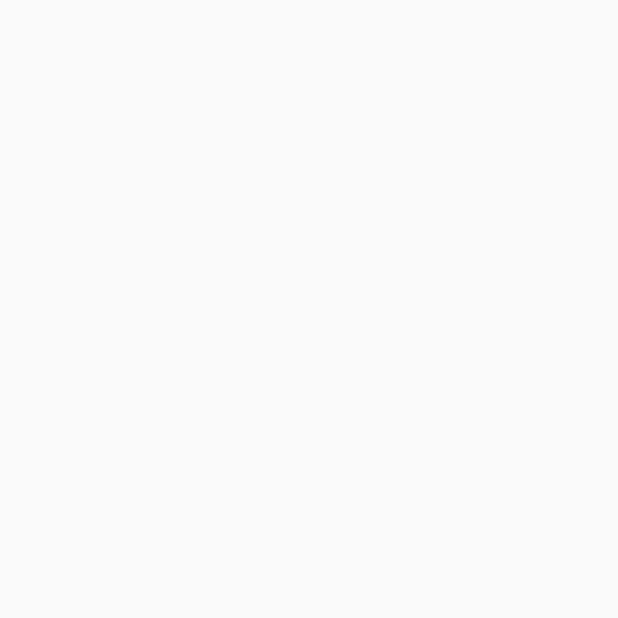
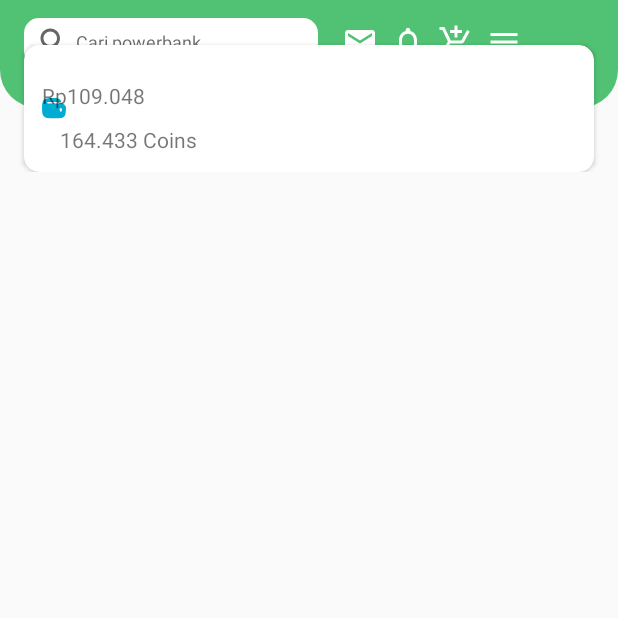
Before and after one commit to arifwidayana/Bootcamp-Binar-Academy, an Android app: the TokpedLayoutActivity screen opened directly, with no data from a screen before it, on a phone screen of 412 x 824 dp, the top half of it. Before the commit the part shown is empty. Run offline under Robolectric (Android 15) with nearby library versions, the phone set to English and light mode, and no system bars.

Commit message:
update layout tokped

```diff
--- /dev/null
+++ b/app/src/main/res/drawable/bg_green_oval_corner.xml
@@ -0,0 +1,5 @@
+<?xml version="1.0" encoding="utf-8"?>
+<shape xmlns:android="http://schemas.android.com/apk/res/android" android:shape="rectangle">
+    <solid android:color="@color/Green_40"/>
+    <corners android:bottomLeftRadius="25dp" android:bottomRightRadius="25dp"/>
+</shape>
--- /dev/null
+++ b/app/src/main/res/drawable/ic_arrow_down.xml
@@ -0,0 +1,10 @@
+<vector xmlns:android="http://schemas.android.com/apk/res/android"
+    android:width="16dp"
+    android:height="16dp"
+    android:viewportWidth="24"
+    android:viewportHeight="24"
+    android:tint="@color/white">
+  <path
+      android:fillColor="@android:color/white"
+      android:pathData="M7.41,8.59L12,13.17l4.59,-4.58L18,10l-6,6 -6,-6 1.41,-1.41z"/>
+</vector>
--- /dev/null
+++ b/app/src/main/res/drawable/ic_cart.xml
@@ -0,0 +1,10 @@
+<vector xmlns:android="http://schemas.android.com/apk/res/android"
+    android:width="24dp"
+    android:height="24dp"
+    android:viewportWidth="24"
+    android:viewportHeight="24"
+    android:tint="@color/white">
+  <path
+      android:fillColor="@android:color/white"
+      android:pathData="M11,9h2L13,6h3L16,4h-3L13,1h-2v3L8,4v2h3v3zM7,18c-1.1,0 -1.99,0.9 -1.99,2S5.9,22 7,22s2,-0.9 2,-2 -0.9,-2 -2,-2zM17,18c-1.1,0 -1.99,0.9 -1.99,2s0.89,2 1.99,2 2,-0.9 2,-2 -0.9,-2 -2,-2zM7.17,14.75l0.03,-0.12 0.9,-1.63h7.45c0.75,0 1.41,-0.41 1.75,-1.03l3.86,-7.01L19.42,4h-0.01l-1.1,2 -2.76,5L8.53,11l-0.13,-0.27L6.16,6l-0.95,-2 -0.94,-2L1,2v2h2l3.6,7.59 -1.35,2.45c-0.16,0.28 -0.25,0.61 -0.25,0.96 0,1.1 0.9,2 2,2h12v-2L7.42,15c-0.13,0 -0.25,-0.11 -0.25,-0.25z"/>
+</vector>
--- /dev/null
+++ b/app/src/main/res/drawable/ic_location.xml
@@ -0,0 +1,10 @@
+<vector xmlns:android="http://schemas.android.com/apk/res/android"
+    android:width="14dp"
+    android:height="14dp"
+    android:viewportWidth="24"
+    android:viewportHeight="24"
+    android:tint="@color/white">
+  <path
+      android:fillColor="@android:color/white"
+      android:pathData="M12,2C8.13,2 5,5.13 5,9c0,5.25 7,13 7,13s7,-7.75 7,-13c0,-3.87 -3.13,-7 -7,-7zM12,11.5c-1.38,0 -2.5,-1.12 -2.5,-2.5s1.12,-2.5 2.5,-2.5 2.5,1.12 2.5,2.5 -1.12,2.5 -2.5,2.5z"/>
+</vector>
--- /dev/null
+++ b/app/src/main/res/drawable/ic_menu.xml
@@ -0,0 +1,10 @@
+<vector xmlns:android="http://schemas.android.com/apk/res/android"
+    android:width="24dp"
+    android:height="24dp"
+    android:viewportWidth="24"
+    android:viewportHeight="24"
+    android:tint="@color/white">
+  <path
+      android:fillColor="@android:color/white"
+      android:pathData="M3,18h18v-2L3,16v2zM3,13h18v-2L3,11v2zM3,6v2h18L21,6L3,6z"/>
+</vector>
--- /dev/null
+++ b/app/src/main/res/drawable/ic_notifications.xml
@@ -0,0 +1,10 @@
+<vector xmlns:android="http://schemas.android.com/apk/res/android"
+    android:width="24dp"
+    android:height="24dp"
+    android:viewportWidth="24"
+    android:viewportHeight="24"
+    android:tint="@color/white">
+  <path
+      android:fillColor="@android:color/white"
+      android:pathData="M12,22c1.1,0 2,-0.9 2,-2h-4c0,1.1 0.9,2 2,2zM18,16v-5c0,-3.07 -1.63,-5.64 -4.5,-6.32L13.5,4c0,-0.83 -0.67,-1.5 -1.5,-1.5s-1.5,0.67 -1.5,1.5v0.68C7.64,5.36 6,7.92 6,11v5l-2,2v1h16v-1l-2,-2zM16,17L8,17v-6c0,-2.48 1.51,-4.5 4,-4.5s4,2.02 4,4.5v6z"/>
+</vector>
--- /dev/null
+++ b/app/src/main/res/drawable/ic_post.xml
@@ -0,0 +1,10 @@
+<vector xmlns:android="http://schemas.android.com/apk/res/android"
+    android:width="24dp"
+    android:height="24dp"
+    android:viewportWidth="24"
+    android:viewportHeight="24"
+    android:tint="@color/white">
+  <path
+      android:fillColor="@android:color/white"
+      android:pathData="M20,4L4,4c-1.1,0 -1.99,0.9 -1.99,2L2,18c0,1.1 0.9,2 2,2h16c1.1,0 2,-0.9 2,-2L22,6c0,-1.1 -0.9,-2 -2,-2zM20,8l-8,5 -8,-5L4,6l8,5 8,-5v2z"/>
+</vector>
--- a/app/src/main/res/layout/activity_gojek_layout.xml
+++ b/app/src/main/res/layout/activity_gojek_layout.xml
@@ -544,7 +544,8 @@
                     style="@style/Widget.AppCompat.ProgressBar.Horizontal"
                     android:layout_width="248dp"
                     android:layout_height="wrap_content"
-                    android:layout_gravity="center"
+                    android:layout_marginStart="66dp"
+                    android:layout_gravity="center_vertical"
                     android:progress="20"/>
 
                 <TextView
--- a/app/src/main/res/layout/activity_tokped_layout.xml
+++ b/app/src/main/res/layout/activity_tokped_layout.xml
@@ -6,4 +6,122 @@
     android:layout_height="match_parent"
     tools:context=".chapter2.challenge.TokpedLayoutActivity">
 
+    <ScrollView
+        android:layout_width="match_parent"
+        android:layout_height="match_parent"
+        app:layout_constraintBottom_toBottomOf="parent"
+        app:layout_constraintEnd_toEndOf="parent"
+        app:layout_constraintStart_toStartOf="parent"
+        app:layout_constraintTop_toTopOf="parent">
+
+        <androidx.constraintlayout.widget.ConstraintLayout
+            android:layout_width="match_parent"
+            android:layout_height="wrap_content">
+
+            <androidx.appcompat.widget.Toolbar
+                android:id="@+id/toolbar"
+                android:layout_width="match_parent"
+                android:layout_height="72dp"
+                android:paddingBottom="16dp"
+                android:background="@drawable/bg_green_oval_corner"
+                app:layout_constraintEnd_toEndOf="parent"
+                app:layout_constraintStart_toStartOf="parent"
+                app:layout_constraintTop_toTopOf="parent">
+
+                <EditText
+                    android:layout_width="wrap_content"
+                    android:layout_height="wrap_content"
+                    android:layout_marginStart="16dp"
+                    android:drawableStart="@drawable/ic_search"
+                    android:paddingVertical="4dp"
+                    android:paddingStart="8dp"
+                    android:paddingEnd="78dp"
+                    android:background="@drawable/bg_white_corner_10"
+                    android:hint=" Cari powerbank"
+                    android:textSize="12sp"/>
+
+                <ImageView
+                    android:layout_width="wrap_content"
+                    android:layout_height="wrap_content"
+                    android:layout_marginStart="16dp"
+                    android:src="@drawable/ic_post"/>
+
+                <ImageView
+                    android:layout_width="wrap_content"
+                    android:layout_height="wrap_content"
+                    android:layout_marginStart="8dp"
+                    android:src="@drawable/ic_notifications"/>
+
+                <ImageView
+                    android:layout_width="wrap_content"
+                    android:layout_height="wrap_content"
+                    android:layout_marginStart="8dp"
+                    android:src="@drawable/ic_cart"/>
+
+                <ImageView
+                    android:layout_width="wrap_content"
+                    android:layout_height="wrap_content"
+                    android:layout_marginStart="8dp"
+                    android:src="@drawable/ic_menu"/>
+            </androidx.appcompat.widget.Toolbar>
+
+            <TextView
+                android:id="@+id/tv_location"
+                android:layout_width="wrap_content"
+                android:layout_height="wrap_content"
+                android:layout_marginTop="48dp"
+                android:layout_marginStart="16dp"
+                app:layout_constraintStart_toStartOf="parent"
+                app:layout_constraintTop_toTopOf="parent"
+                app:drawableStartCompat="@drawable/ic_location"
+                android:drawableEnd="@drawable/ic_arrow_down"
+                android:text="Dikirim ke alamat bekasi"
+                android:textSize="12sp"
+                android:textColor="@color/white"/>
+
+            <androidx.cardview.widget.CardView
+                android:layout_width="match_parent"
+                android:layout_height="wrap_content"
+                app:layout_constraintStart_toStartOf="parent"
+                app:layout_constraintEnd_toEndOf="parent"
+                app:layout_constraintTop_toBottomOf="@id/toolbar"
+                app:layout_constraintBottom_toBottomOf="@id/toolbar"
+                android:layout_marginHorizontal="16dp"
+                android:background="@color/grey"
+                app:cardCornerRadius="10dp">
+
+                <androidx.constraintlayout.widget.ConstraintLayout
+                    android:layout_width="match_parent"
+                    android:layout_height="wrap_content"
+                    android:padding="12dp">
+
+                    <ImageView
+                        android:id="@+id/iv_pay"
+                        android:layout_width="wrap_content"
+                        android:layout_height="wrap_content"
+                        android:src="@drawable/ic_wallet"
+                        app:layout_constraintBottom_toBottomOf="parent"
+                        app:layout_constraintStart_toStartOf="parent"
+                        app:layout_constraintTop_toTopOf="parent"/>
+
+                    <TextView
+                        android:layout_width="wrap_content"
+                        android:layout_height="wrap_content"
+                        android:layout_marginTop="12dp"
+                        android:text="Rp109.048"
+                        app:layout_constraintStart_toEndOf=""
+                        app:layout_constraintTop_toTopOf="parent" />
+
+                    <TextView
+                        android:layout_width="wrap_content"
+                        android:layout_height="wrap_content"
+                        android:layout_marginStart="12dp"
+                        android:layout_marginTop="4dp"
+                        android:text="164.433 Coins"
+                        app:layout_constraintStart_toStartOf="parent"
+                        app:layout_constraintTop_toBottomOf="@+id/iv_pay" />
+                </androidx.constraintlayout.widget.ConstraintLayout>
+            </androidx.cardview.widget.CardView>
+        </androidx.constraintlayout.widget.ConstraintLayout>
+    </ScrollView>
 </androidx.constraintlayout.widget.ConstraintLayout>
```
